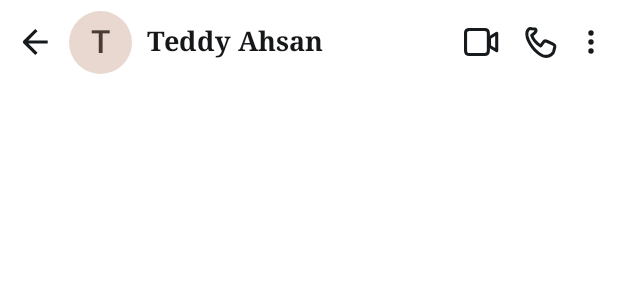
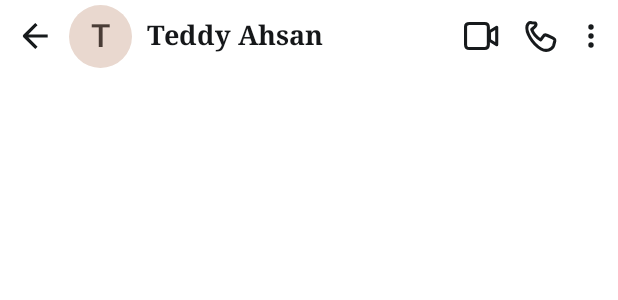
Before and after one commit to teddypro1/Teddy-WebApp, an Android app built with Jetpack Compose: the @Preview function ChatHeaderPreview, on a phone screen of 412 x 824 dp. Shown: the top 300 px of the screen. Run offline under Robolectric (Android 15) with nearby library versions, the phone set to English and light mode, and no system bars; pictures from the network do not load.

Commit message:
Match chat header height to chat list header

```diff
--- a/app/src/main/kotlin/com.teddy.bpositive/ui/screens/messaging/chat/ChatHeader.kt
+++ b/app/src/main/kotlin/com.teddy.bpositive/ui/screens/messaging/chat/ChatHeader.kt
@@ -58,7 +58,7 @@ fun ChatHeader(
         Row(
             modifier = Modifier
                 .fillMaxWidth()
-                .height(56.dp)
+                .height(48.dp)
                 .padding(start = 4.dp, end = 4.dp),
             verticalAlignment = Alignment.CenterVertically
         ) {
```
